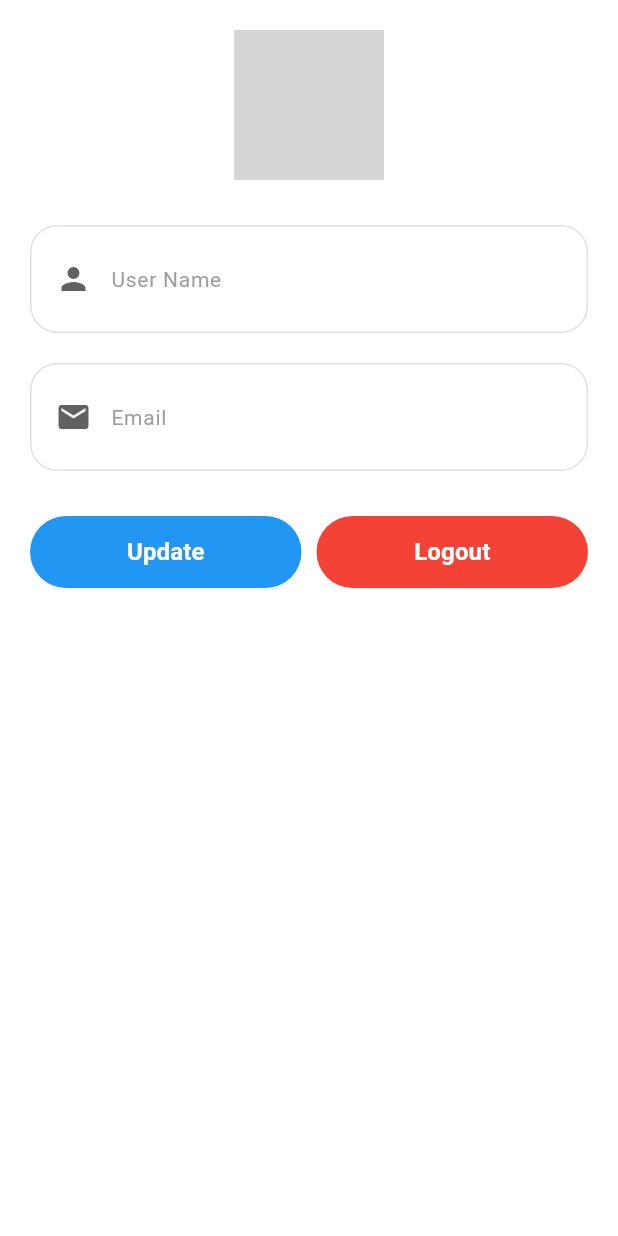
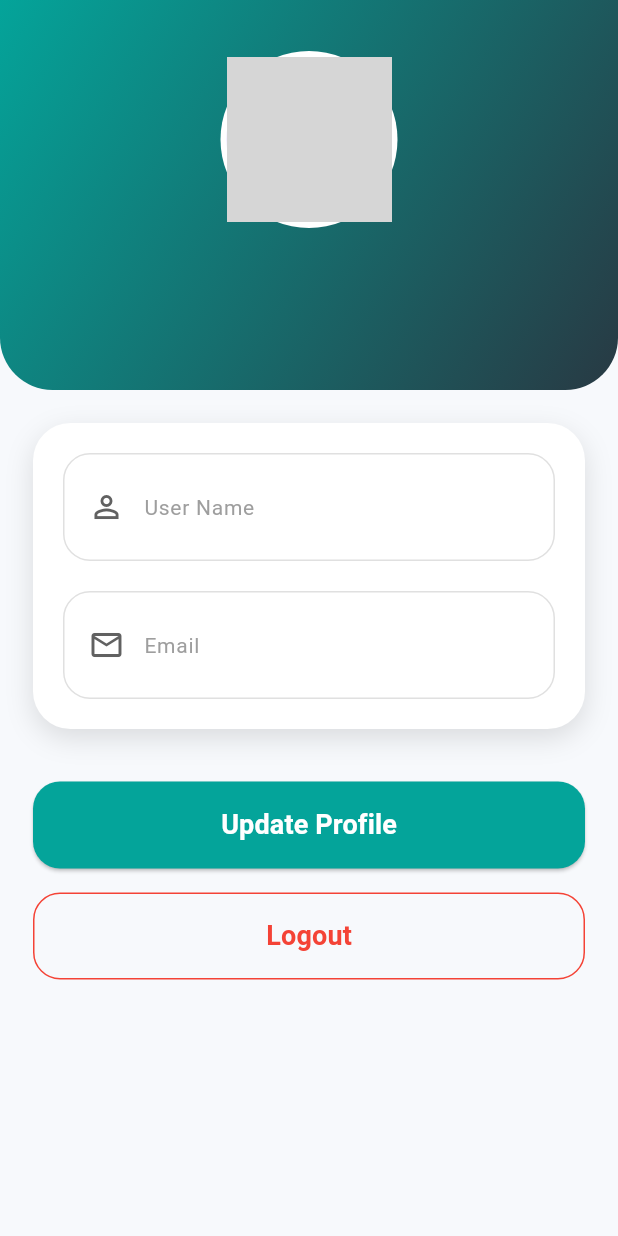
Before and after one commit to MahmoudTareek/ElectroPi, a Flutter app: the ProfileScreen screen opened directly, on a phone screen of 412 x 824 dp. Run offline on Flutter 3.47's test engine with Material 3 defaults, Android fonts, the phone set to English and light mode, and no system bars; our stand-ins replace conditional_builder_null_safety, dio, flutter_bloc, fluttertoast, shared_preferences, smooth_page_indicator; accounts and stored records are empty; network calls fail; grey boxes are pictures that could not be loaded.

Commit message:
Profile commit

```diff
--- a/lib/modules/Profile_Screen.dart
+++ b/lib/modules/Profile_Screen.dart
@@ -1,11 +1,8 @@
-// Profile Screen with user information and logout functionality, update info feature.
-// It was in the Figma design, I added some features as update button to show a friendly message to user, logout button to return back to onboarding screen.
 import 'package:electropi/modules/Login_Screen.dart';
 import 'package:electropi/shared/network/local/cache_helper.dart';
 import 'package:flutter/material.dart';
 import 'package:fluttertoast/fluttertoast.dart';
 import 'package:electropi/cubit/cubit.dart';
-// import 'package:electropi/modules/onBoarding/on_boarding_screen.dart';
 import 'package:electropi/shared/components.dart';
 
 class ProfileScreen extends StatelessWidget {
@@ -13,134 +10,229 @@ class ProfileScreen extends StatelessWidget {
 
   @override
   Widget build(BuildContext context) {
-    // Controllers for user input fields
     var cubit = ProjectCubit.get(context);
+
     String? userName = CacheHelper.getString(key: 'username');
-
     String? email = CacheHelper.getString(key: 'email');
 
-    TextEditingController userNameController = TextEditingController(
-      text: userName,
-    );
+    TextEditingController userNameController =
+        TextEditingController(text: userName);
 
-    TextEditingController emailController = TextEditingController(text: email);
-    return Stack(
-      children: [
-        Scaffold(
-          backgroundColor: Colors.white,
-          body: Padding(
-            padding: const EdgeInsets.all(20.0),
+    TextEditingController emailController =
+        TextEditingController(text: email);
+
+    return Scaffold(
+      backgroundColor: const Color(0xffF7F9FC),
+
+      body: SafeArea(
         child: SingleChildScrollView(
           child: Column(
-                crossAxisAlignment: CrossAxisAlignment.start,
             children: [
-                  // Profile image for user
-                  Center(
-                    child: CircleAvatar(
-                      radius: 50,
-                      backgroundImage: // AssetImage('assets/images/profile_image.png'),
-                          NetworkImage(
-                                'https://cdn-icons-png.flaticon.com/512/3135/3135715.png',
-                              )
-                              as ImageProvider<Object>?,
+              /// Header
+              Container(
+                height: 260,
+                width: double.infinity,
+                decoration: const BoxDecoration(
+                  gradient: LinearGradient(
+                    colors: [
+                      primaryColor,
+                      secondaryColor,
+                    ],
+                    begin: Alignment.topLeft,
+                    end: Alignment.bottomRight,
+                  ),
+                  borderRadius: BorderRadius.vertical(
+                    bottom: Radius.circular(35),
                   ),
                 ),
-                  SizedBox(height: 30),
-                  // User name input field
+
+                child: Column(
+                  mainAxisAlignment: MainAxisAlignment.center,
+                  children: [
+                    Container(
+                      padding: EdgeInsets.all(4),
+                      decoration: BoxDecoration(
+                        shape: BoxShape.circle,
+                        color: Colors.white,
+                      ),
+
+                      child: CircleAvatar(
+                        radius: 55,
+                        backgroundImage: NetworkImage(
+                          'https://cdn-icons-png.flaticon.com/512/3135/3135715.png',
+                        ),
+                      ),
+                    ),
+
+                    SizedBox(height: 16),
+
+                    Text(
+                      userName ?? "Guest",
+                      style: TextStyle(
+                        color: Colors.white,
+                        fontSize: 22,
+                        fontWeight: FontWeight.bold,
+                      ),
+                    ),
+
+                    SizedBox(height: 6),
+
+                    Text(
+                      email ?? "",
+                      style: TextStyle(
+                        color: Colors.white70,
+                        fontSize: 15,
+                      ),
+                    ),
+                  ],
+                ),
+              ),
+
+              Padding(
+                padding: const EdgeInsets.all(22),
+
+                child: Column(
+                  children: [
+                    Container(
+                      padding: EdgeInsets.all(20),
+
+                      decoration: BoxDecoration(
+                        color: Colors.white,
+                        borderRadius: BorderRadius.circular(25),
+                        boxShadow: [
+                          BoxShadow(
+                            color: Colors.black12,
+                            blurRadius: 15,
+                            offset: Offset(0, 6),
+                          ),
+                        ],
+                      ),
+
+                      child: Column(
+                        children: [
                           defaultFormField(
                             context: context,
                             controller: userNameController,
-                    type: TextInputType.text,
+                            type: TextInputType.name,
+                            label: "User Name",
+                            prefix: Icons.person_outline,
 
                             validate: (value) {
-                      if (value == null || value.isEmpty) {
-                        return 'Please enter your name';
+                              if (value!.isEmpty) {
+                                return "Please enter your name";
                               }
-
                               return null;
                             },
+                          ),
 
-                    label: 'User Name',
+                          SizedBox(height: 20),
 
-                    prefix: Icons.person,
-                  ),
-                  SizedBox(height: 20),
-                  // Email input field
                           defaultFormField(
                             context: context,
                             controller: emailController,
                             type: TextInputType.emailAddress,
+                            label: "Email",
+                            prefix: Icons.email_outlined,
 
                             validate: (value) {
-                      if (value == null || value.isEmpty) {
-                        return 'Please enter your email';
+                              if (value!.isEmpty) {
+                                return "Please enter email";
                               }
-
-                      if (!RegExp(r'^[^@]+@[^@]+\.[^@]+').hasMatch(value)) {
-                        return 'Please enter a valid email address';
-                      }
-
                               return null;
                             },
+                          ),
+                        ],
+                      ),
+                    ),
 
-                    label: 'Email',
+                    SizedBox(height: 35),
 
-                    prefix: Icons.email,
+                    /// Update Button
+                    SizedBox(
+                      width: double.infinity,
+                      height: 58,
+
+                      child: ElevatedButton(
+                        style: ElevatedButton.styleFrom(
+                          backgroundColor: primaryColor,
+                          shape: RoundedRectangleBorder(
+                            borderRadius: BorderRadius.circular(18),
                           ),
-                  SizedBox(height: 30),
-                  // Row with Update and Logout buttons
-                  Row(
-                    children: [
-                      Expanded(
-                        child: defaultButton(
-                          function: () {
-                            // Show a toast message on successful update
+                        ),
+
+                        onPressed: () {
                           Fluttertoast.showToast(
-                              msg: "Your Information Updated Successfully",
-                              toastLength: Toast.LENGTH_SHORT,
-                              gravity: ToastGravity.BOTTOM,
-                              timeInSecForIosWeb: 1,
+                            msg:
+                                "Your Information Updated Successfully",
                             backgroundColor: Colors.green,
-                              textColor: Colors.white,
-                              fontSize: 16.0,
                           );
                         },
-                          text: 'Update',
-                          background: Colors.blue,
-                          radius: 50.0,
+
+                        child: Text(
+                          "Update Profile",
+                          style: TextStyle(
+                            fontSize: 18,
+                            fontWeight: FontWeight.w600,
+                            color: Colors.white,
                           ),
                         ),
-                      SizedBox(width: 10),
-                      // Logout button to navigate back to onboarding screen
-                      Expanded(
-                        child: defaultButton(
-                          function: () async {
-                            // Reset the bottom navigation index to 0 (home) on logout to open on it after login again, and navigate to onboarding screen
+                      ),
+                    ),
+
+                    SizedBox(height: 16),
+
+                    /// Logout
+                    SizedBox(
+                      width: double.infinity,
+                      height: 58,
+
+                      child: OutlinedButton(
+                        style: OutlinedButton.styleFrom(
+                          side:
+                              BorderSide(color: Colors.red),
+                          shape: RoundedRectangleBorder(
+                            borderRadius:
+                                BorderRadius.circular(18),
+                          ),
+                        ),
+
+                        onPressed: () async {
                           cubit.currentIndex = 0;
-                            // navigateTo is a custom function defined in components.dart to navigate to a new screen to be easier to use everywhere in the app without repeating the same code again and again
-                            // navigateTo(context, LoginScreen());
-                            await CacheHelper.removeData(key: 'token');
+
+                          await CacheHelper.removeData(
+                            key: 'token',
+                          );
+
                           userNameController.clear();
                           emailController.clear();
+
                           Navigator.pushAndRemoveUntil(
                             context,
-                              MaterialPageRoute(builder: (_) => LoginScreen()),
+                            MaterialPageRoute(
+                              builder: (_) =>
+                                  LoginScreen(),
+                            ),
                             (route) => false,
                           );
                         },
-                          text: 'Logout',
-                          background: Colors.red,
-                          radius: 50.0,
+
+                        child: Text(
+                          "Logout",
+                          style: TextStyle(
+                            color: Colors.red,
+                            fontSize: 18,
+                            fontWeight: FontWeight.w600,
+                          ),
+                        ),
                       ),
                     ),
                   ],
+                ),
               ),
             ],
           ),
         ),
       ),
-        ),
-      ],
     );
   }
 }
```
Lines whose indentation alone changed are shown as unchanged.
